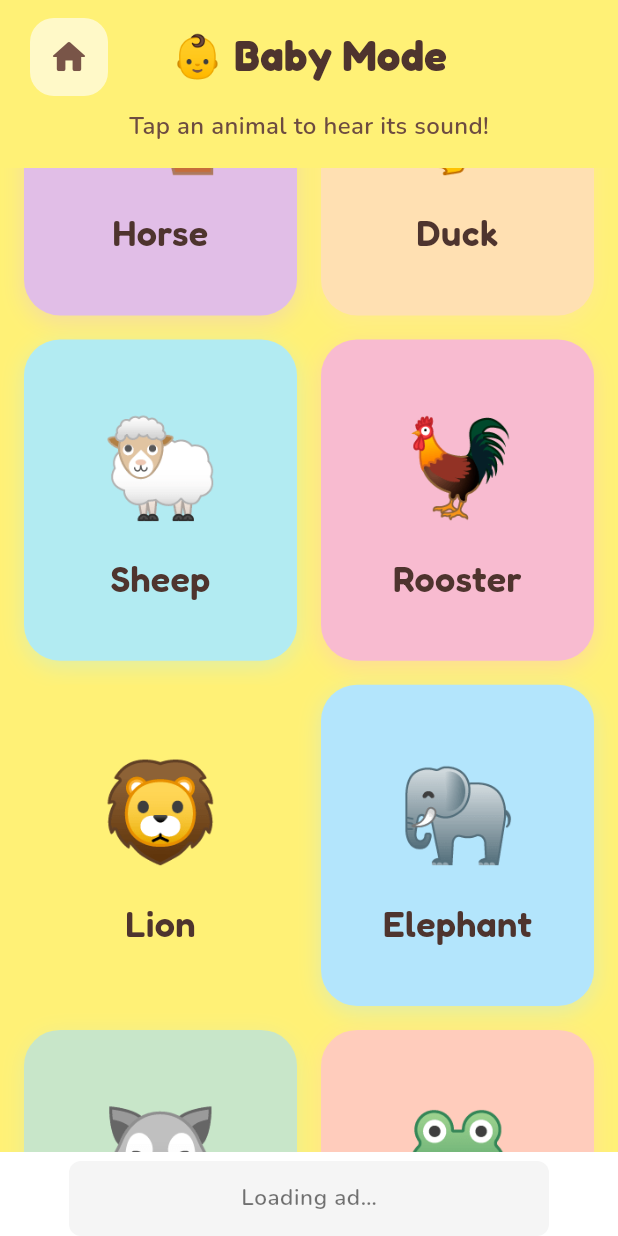
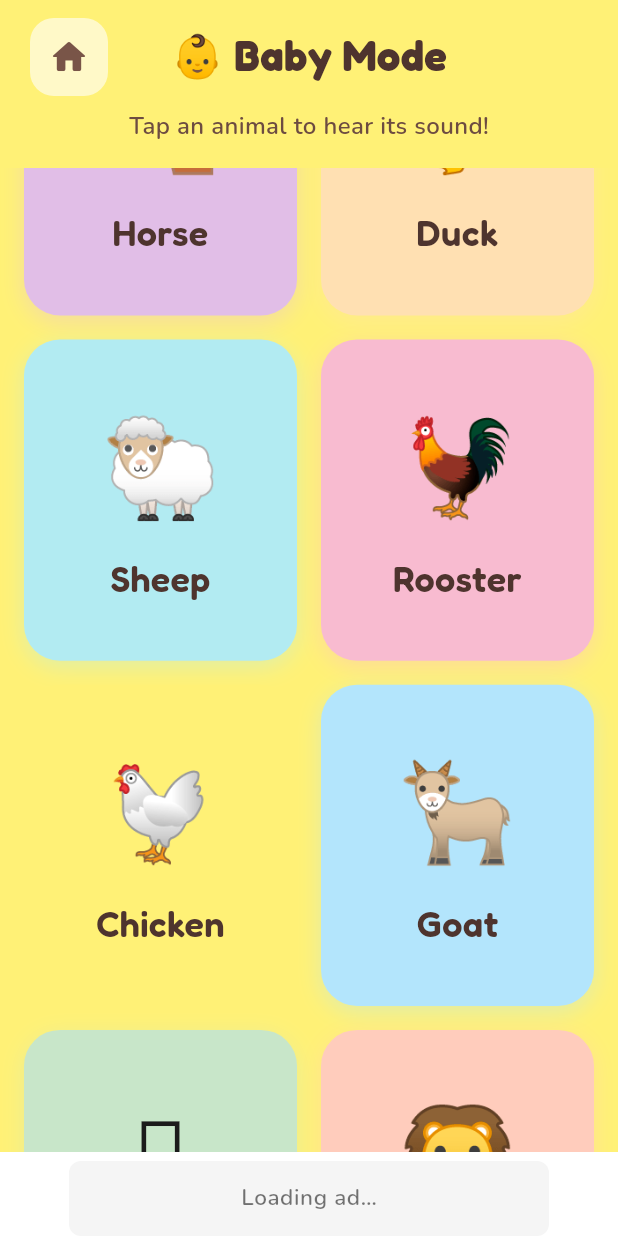
Before and after one commit to kamalhamidi/zooAnimal, a Flutter app: the BabyScreen screen opened by its route, scrolled down 576 dp, on a phone screen of 412 x 824 dp. Run offline on Flutter 3.47's test engine with Material 3 defaults, Android fonts, the light colour scheme and no system bars; drawn by our look-alikes of flutter_animate; our stand-ins replace audioplayers, confetti, flutter_riverpod, flutter_tts, go_router, google_fonts and 3 more; accounts and stored records are empty; network calls fail.

Commit message:
add new animals

```diff
--- a/lib/data/animals_data.dart
+++ b/lib/data/animals_data.dart
@@ -93,6 +93,39 @@ class AnimalsData {
       category: 'farm',
       ttsLabel: 'This is a rooster! 🐓 Roosters say cock-a-doodle-doo!',
     ),
+    Animal(
+      id: 'chicken',
+      name: 'Chicken',
+      emoji: '🐔',
+      soundAssetPath: 'assets/sounds/chicken.mp3',
+      imageAssetPath: 'assets/images/rooster.png',
+      difficulty: AnimalDifficulty.easy,
+      funFact: 'Chickens can remember over 100 different faces of people and animals!',
+      category: 'farm',
+      ttsLabel: 'This is a chicken! 🐔 Chickens say cluck cluck!',
+    ),
+    Animal(
+      id: 'goat',
+      name: 'Goat',
+      emoji: '🐐',
+      soundAssetPath: 'assets/sounds/goat.mp3',
+      imageAssetPath: 'assets/images/sheep.png',
+      difficulty: AnimalDifficulty.easy,
+      funFact: 'Goats are very curious and can even learn their names!',
+      category: 'farm',
+      ttsLabel: 'This is a goat! 🐐 Goats say maa!',
+    ),
+    Animal(
+      id: 'donkey',
+      name: 'Donkey',
+      emoji: '🫏',
+      soundAssetPath: 'assets/sounds/donkey.mp3',
+      imageAssetPath: 'assets/images/horse.png',
+      difficulty: AnimalDifficulty.easy,
+      funFact: 'Donkeys have excellent memories and can recognize places for many years!',
+      category: 'farm',
+      ttsLabel: 'This is a donkey! 🫏 Donkeys bray loudly!',
+    ),
 
     // ─── MEDIUM (Wild) ───
     Animal(
@@ -172,8 +205,118 @@ class AnimalsData {
       category: 'wild',
       ttsLabel: 'This is a monkey! 🐒 Monkeys chatter!',
     ),
+    Animal(
+      id: 'alligator',
+      name: 'Alligator',
+      emoji: '🐊',
+      soundAssetPath: 'assets/sounds/alligator.mp3',
+      imageAssetPath: 'assets/images/app_icon2.png',
+      difficulty: AnimalDifficulty.medium,
+      funFact: 'Alligators can replace each of their teeth many times during life!',
+      category: 'wild',
+      ttsLabel: 'This is an alligator! 🐊 Alligators growl and hiss!',
+    ),
+    Animal(
+      id: 'gorilla',
+      name: 'Gorilla',
+      emoji: '🦍',
+      soundAssetPath: 'assets/sounds/gorilla.mp3',
+      imageAssetPath: 'assets/images/monkey.png',
+      difficulty: AnimalDifficulty.medium,
+      funFact: 'Gorillas can learn sign language to communicate with humans!',
+      category: 'wild',
+      ttsLabel: 'This is a gorilla! 🦍 Gorillas grunt and chest-beat!',
+    ),
+    Animal(
+      id: 'chimp',
+      name: 'Chimp',
+      emoji: '🐵',
+      soundAssetPath: 'assets/sounds/chimp.mp3',
+      imageAssetPath: 'assets/images/monkey.png',
+      difficulty: AnimalDifficulty.medium,
+      funFact: 'Chimpanzees use tools, like sticks, to find food!',
+      category: 'wild',
+      ttsLabel: 'This is a chimp! 🐵 Chimps hoot and chatter!',
+    ),
+    Animal(
+      id: 'fox',
+      name: 'Fox',
+      emoji: '🦊',
+      soundAssetPath: 'assets/sounds/fox.mp3',
+      imageAssetPath: 'assets/images/hyena.png',
+      difficulty: AnimalDifficulty.medium,
+      funFact: 'Foxes can hear tiny sounds from far away, even under snow!',
+      category: 'wild',
+      ttsLabel: 'This is a fox! 🦊 Foxes bark and scream!',
+    ),
+    Animal(
+      id: 'eagle',
+      name: 'Eagle',
+      emoji: '🦅',
+      soundAssetPath: 'assets/sounds/eagle.mp3',
+      imageAssetPath: 'assets/images/owl.png',
+      difficulty: AnimalDifficulty.medium,
+      funFact: 'Eagles can spot prey from very high in the sky!',
+      category: 'wild',
+      ttsLabel: 'This is an eagle! 🦅 Eagles screech loudly!',
+    ),
+    Animal(
+      id: 'parrot',
+      name: 'Parrot',
+      emoji: '🦜',
+      soundAssetPath: 'assets/sounds/parrot.mp3',
+      imageAssetPath: 'assets/images/kookaburra.png',
+      difficulty: AnimalDifficulty.medium,
+      funFact: 'Parrots can mimic human words and sounds very clearly!',
+      category: 'wild',
+      ttsLabel: 'This is a parrot! 🦜 Parrots squawk and chatter!',
+    ),
 
     // ─── HARD (Exotic / Ocean) ───
+    Animal(
+      id: 'king_cobra',
+      name: 'King Cobra',
+      emoji: '🐍',
+      soundAssetPath: 'assets/sounds/king_cobra.mp3',
+      imageAssetPath: 'assets/images/app_icon2.png',
+      difficulty: AnimalDifficulty.hard,
+      funFact: 'The king cobra is the longest venomous snake in the world!',
+      category: 'exotic',
+      ttsLabel: 'This is a king cobra! 🐍 King cobras hiss!',
+    ),
+    Animal(
+      id: 'leopard',
+      name: 'Leopard',
+      emoji: '🐆',
+      soundAssetPath: 'assets/sounds/leopard.mp3',
+      imageAssetPath: 'assets/images/snow_leopard.png',
+      difficulty: AnimalDifficulty.hard,
+      funFact: 'Leopards are strong climbers and can carry prey into trees!',
+      category: 'exotic',
+      ttsLabel: 'This is a leopard! 🐆 Leopards growl and roar!',
+    ),
+    Animal(
+      id: 'tiger',
+      name: 'Tiger',
+      emoji: '🐅',
+      soundAssetPath: 'assets/sounds/tiger.mp3',
+      imageAssetPath: 'assets/images/lion.png',
+      difficulty: AnimalDifficulty.hard,
+      funFact: 'Every tiger has unique stripe patterns, like fingerprints!',
+      category: 'exotic',
+      ttsLabel: 'This is a tiger! 🐅 Tigers roar!',
+    ),
+    Animal(
+      id: 'rhino',
+      name: 'Rhino',
+      emoji: '🦏',
+      soundAssetPath: 'assets/sounds/rhino.mp3',
+      imageAssetPath: 'assets/images/elephant.png',
+      difficulty: AnimalDifficulty.hard,
+      funFact: 'Rhinos have thick skin, but it is very sensitive to sun and bugs!',
+      category: 'wild',
+      ttsLabel: 'This is a rhino! 🦏 Rhinos snort and grunt!',
+    ),
     Animal(
       id: 'snow_leopard',
       name: 'Snow Leopard',
```
Also changed, not shown: 14 other files.
